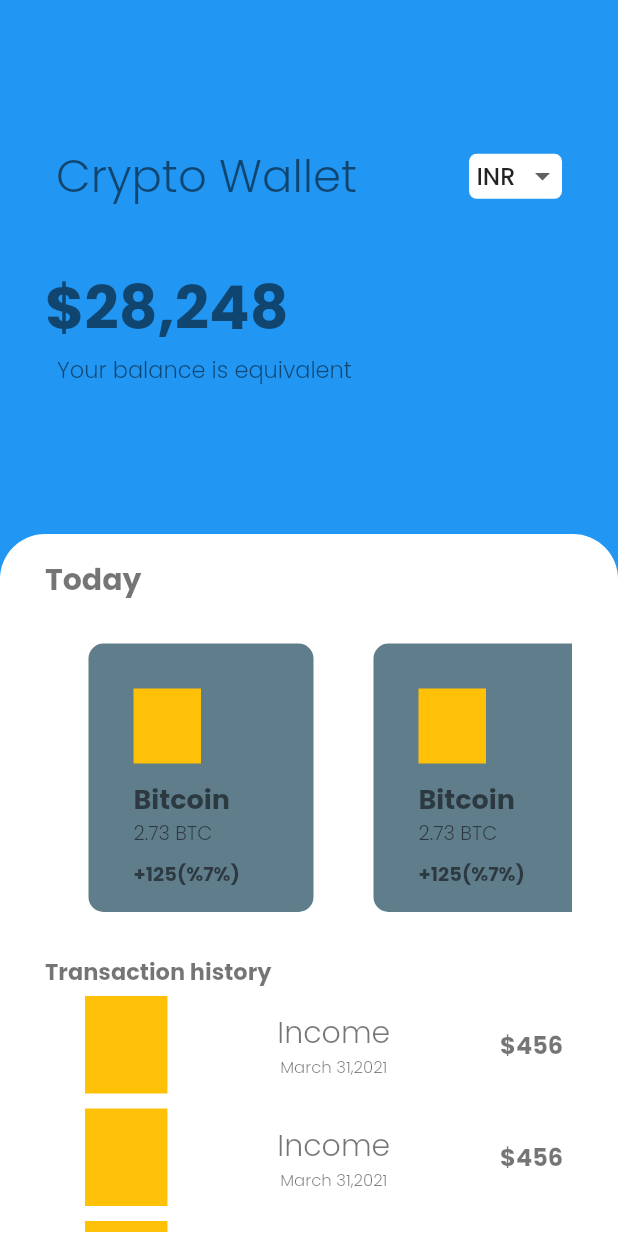
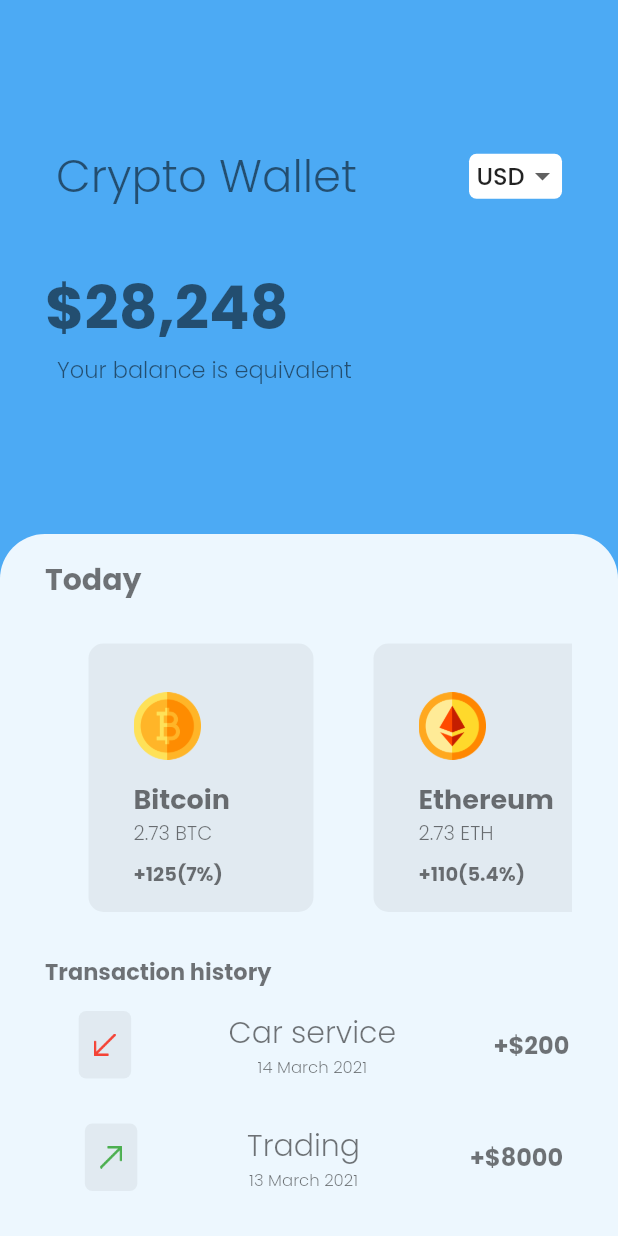
Before and after one commit to prxjwal/cryptoWalletUI, a Flutter app: the screen it shows after launch, on a phone screen of 412 x 824 dp. Run offline on Flutter 3.47's test engine with Material 2 defaults, Android fonts, the phone set to English and light mode, and no system bars.

Commit message:
commit 3

```diff
--- a/lib/main.dart
+++ b/lib/main.dart
@@ -1,4 +1,6 @@
 import 'package:flutter/material.dart';
+import 'package:flutter/painting.dart';
+import 'package:flutter/rendering.dart';
 // import 'package:google_fonts/google_fonts.dart';
 void main() {
   runApp(MyApp());
@@ -39,7 +41,7 @@ class MyHomePage extends StatefulWidget {
 }
 
 class _MyHomePageState extends State<MyHomePage> {
-    String dropdownValue = 'INR';
+    String dropdownValue = 'USD';
 
 
   @override
@@ -49,7 +51,7 @@ class _MyHomePageState extends State<MyHomePage> {
 
        body: Container(
 
-         color: Colors.blue,
+         color: Colors.blue.withOpacity(0.8),
          child:Column(
            mainAxisAlignment: MainAxisAlignment.start,
            crossAxisAlignment: CrossAxisAlignment.start,
@@ -115,7 +117,7 @@ class _MyHomePageState extends State<MyHomePage> {
                 Container(
                decoration: BoxDecoration(
                  borderRadius: BorderRadius.only(topLeft: Radius.circular(30) ,topRight:Radius.circular(30) ),
-                 color: Colors.white,
+                 color: Colors.white.withOpacity(0.9),
                ),
                height: 468,
                child: Column(
@@ -135,9 +137,9 @@ class _MyHomePageState extends State<MyHomePage> {
                            shrinkWrap: true,
                          padding: const EdgeInsets.all(8),
                          children: <Widget>[
-                           Card(),
-                           Card(),
-                           Card(),
+                           Card(image: "images/bitcoin.png",coin: "Bitcoin",coinVal:"2.73 BTC",coinPer:"+125(7%)"),
+                           Card(image: "images/ethereum.png",coin:"Ethereum",coinVal:"2.73 ETH",coinPer:"+110(5.4%)"),
+                           Card(image: "images/monero.png",coin:"Monero",coinVal:"2.73 MNO",coinPer:"+93(3.2%)"),
 
 
                            ],
@@ -158,9 +160,12 @@ class _MyHomePageState extends State<MyHomePage> {
                            scrollDirection: Axis.vertical,
 
                            children: [
-                             Transaction(),
-                             Transaction(),
-                             Transaction(),
+                             Transaction(image: "images/left-down.png",color: Colors.red,title: "Car service",date: "14 March 2021",amount: "+\$200",),
+                             Transaction(image: "images/right-up.png",color: Colors.green,title: "Trading",date: "13 March 2021",amount: "+\$8000",),
+                             Transaction(image: "images/right-up.png",color: Colors.green,title: "Insurance",date: "13 March 2021",amount: "+\$100",),
+                             Transaction(image: "images/left-down.png",color: Colors.red,title: "Medic bills",date: "12 March 2021",amount: "-\$100",),
+                             Transaction(image: "images/right-up.png",color: Colors.green,title: "Income",date: "10 March 2021",amount: "+\$600",),
+
                            ],
                          ),
                        )
@@ -179,10 +184,17 @@ class _MyHomePageState extends State<MyHomePage> {
   }
 }
 
+// ignore: must_be_immutable
 class Transaction extends StatelessWidget {
-  const Transaction({
-    Key? key,
-  }) : super(key: key);
+
+  Transaction({required this.image,required this.color,required this.title,required this.date,required this.amount});
+  String image;
+  Color color;
+  String title;
+  String date;
+  String amount;
+
+
 
   @override
   Widget build(BuildContext context) {
@@ -194,18 +206,24 @@ class Transaction extends StatelessWidget {
         children: [
           Padding(
             padding: const EdgeInsets.only(left: 20),
-            child: Container(color: Colors.amber,height: 65,width: 55,),
+            child: Container(height: 45,width: 35,
+            padding: EdgeInsets.all(10),
+            decoration: BoxDecoration(
+              color: Colors.black.withOpacity(0.05),
+              borderRadius: BorderRadius.all(Radius.circular(5))
+            ),
+            child: Image.asset(image,color: color,),),
           ),
 
           Column(
             mainAxisAlignment: MainAxisAlignment.center,
             children: [
-              Text("Income",style: Theme.of(context).textTheme.headline1!.copyWith(fontSize: 20),),
-              Text("March 31,2021",style: Theme.of(context).textTheme.headline3!.copyWith(fontSize: 11),)
+              Text(title,style: Theme.of(context).textTheme.headline1!.copyWith(fontSize: 20),),
+              Text(date,style: Theme.of(context).textTheme.headline3!.copyWith(fontSize: 11),)
             ],
           ),
 
-          Text("\$456",style: Theme.of(context).textTheme.headline2!.copyWith(fontSize: 16),),
+          Text(amount,style: Theme.of(context).textTheme.headline2!.copyWith(fontSize: 16),),
 
         ],
       ),
@@ -220,12 +238,17 @@ class Transaction extends StatelessWidget {
 
 
 
+// ignore: must_be_immutable
+class Card extends StatelessWidget {
+
+  Card({required this.image, required this.coin,required this.coinVal,required this.coinPer});
+
+  String image;
+  String coin;
+  String coinVal;
+  String coinPer;
 
 
-class Card extends StatelessWidget {
-  const Card({
-    Key? key,
-  }) : super(key: key);
 
   @override
   Widget build(BuildContext context) {
@@ -235,7 +258,7 @@ class Card extends StatelessWidget {
       width: 150,
       decoration: BoxDecoration(
         borderRadius: BorderRadius.all(Radius.circular(10),),
-        color: Colors.blueGrey,
+        color: Colors.black.withOpacity(0.050),
       ),
       child: Column(
         crossAxisAlignment: CrossAxisAlignment.start,
@@ -245,22 +268,22 @@ class Card extends StatelessWidget {
             child: Container(
               height: 50,
               width: 45,
-              color: Colors.amber,
+              child: Image.asset(image),
             ),
           ),
 
 
           Padding(
             padding: const EdgeInsets.only(top: 10,left: 30),
-            child: Text("Bitcoin",style: Theme.of(context).textTheme.headline2!.copyWith(fontSize: 18),),
+            child: Text(coin,style: Theme.of(context).textTheme.headline2!.copyWith(fontSize: 18),),
           ),
           Padding(
             padding: const EdgeInsets.only(left: 30),
-            child: Text("2.73 BTC",style: Theme.of(context).textTheme.headline3!.copyWith(fontSize: 13),),
+            child: Text(coinVal,style: Theme.of(context).textTheme.headline3!.copyWith(fontSize: 13),),
           ),
           Padding(
           padding: const EdgeInsets.only(top: 8,left: 30),
-            child: Text("+125(%7%)",style: Theme.of(context).textTheme.headline2!.copyWith(fontSize: 13),),
+            child: Text(coinPer,style: Theme.of(context).textTheme.headline2!.copyWith(fontSize: 13),),
           ),
 
                   ],
--- a/pubspec.yaml
+++ b/pubspec.yaml
@@ -43,9 +43,9 @@ flutter:
 
   uses-material-design: true
 
-  # assets:
-  #   - images/a_dot_burr.jpeg
-  #   - images/a_dot_ham.jpeg
+  assets:
+    - images/
+
 
 
   fonts:
```
Also changed, not shown: fonts/Poppins-Black.ttf (deleted), fonts/Poppins-ExtraBold.ttf (deleted), fonts/Poppins-ExtraLight.ttf (deleted), fonts/Poppins-Regular.ttf (deleted), fonts/Poppins-SemiBold.ttf (deleted), fonts/Poppins-Thin.ttf (deleted), images/bitcoin.png (added), images/ethereum.png (added), images/left-down.png (added), images/monero.png (added), images/right-up.png (added).
